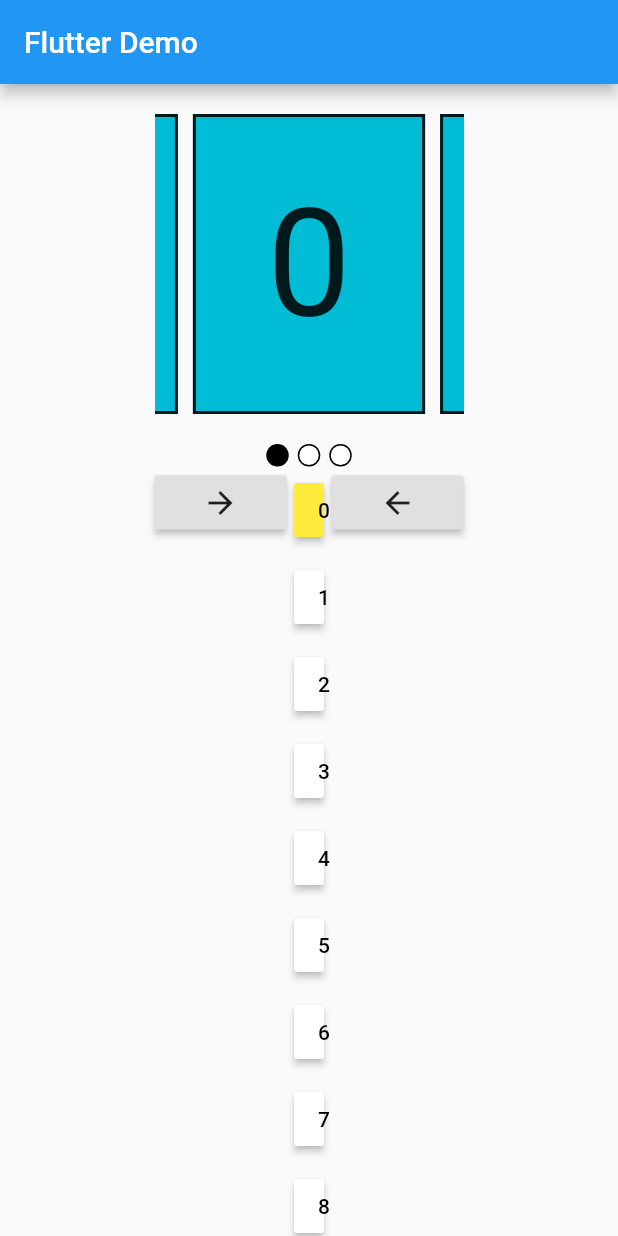
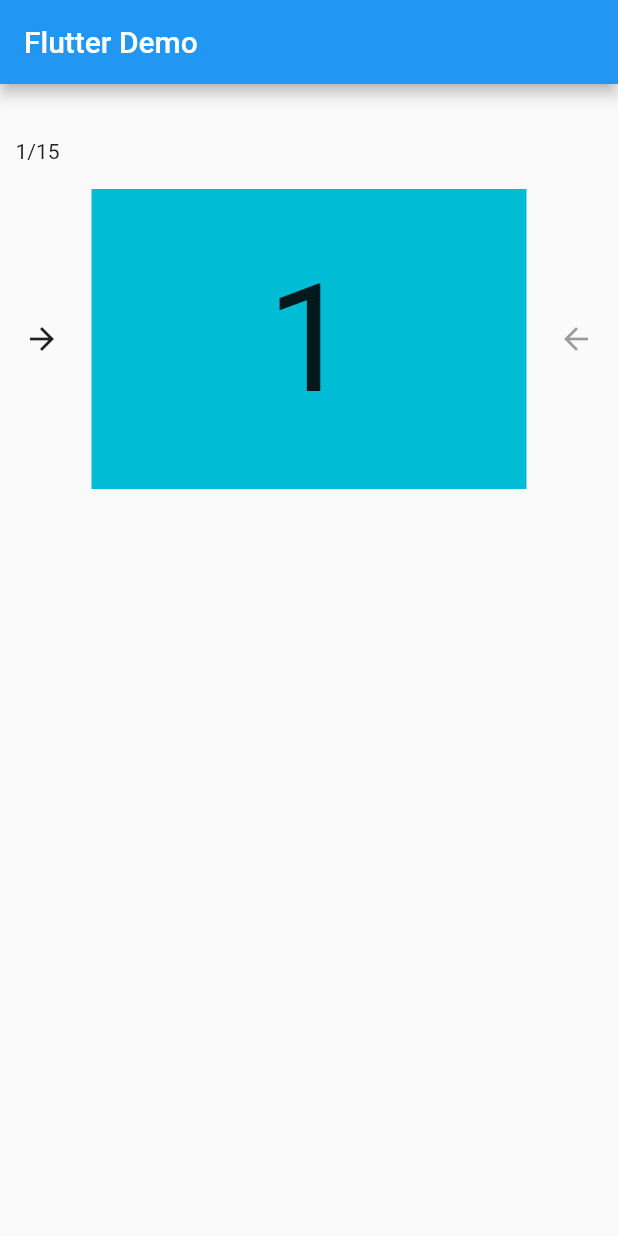
Before and after one commit to vika41130/carousel_slider, a Flutter app: the screen it shows after launch, on a phone screen of 412 x 824 dp. Run offline on Flutter 3.47's test engine with Material 2 defaults, Android fonts, the phone set to English and light mode, and no system bars; drawn by our look-alikes of carousel_slider.

Commit message:
[carousel_slider] add pre, next buttons

```diff
--- a/lib/carousel_slider_widget.dart
+++ b/lib/carousel_slider_widget.dart
@@ -1,9 +1,11 @@
 import 'package:flutter/material.dart';
 import 'package:carousel_slider/carousel_slider.dart';
-import 'package:lutoi/app_config/assets_config.dart';
 
 class CarouselSliderWidget extends StatefulWidget {
-  CarouselSliderWidget();
+  final double width;
+  CarouselSliderWidget({
+    this.width = 0,
+  });
 
   @override
   _CarouselSliderWidgetState createState() => _CarouselSliderWidgetState();
@@ -13,6 +15,8 @@ class _CarouselSliderWidgetState extends State<CarouselSliderWidget> {
   CarouselController carouselCtrler = CarouselController();
   int currentPosition;
   int initialIndex = 0;
+  bool preActived = true;
+  bool nextActived = true;
   List<dynamic> items = List.generate(15, (index) => index);
   @override
   void initState() {
@@ -24,16 +28,41 @@ class _CarouselSliderWidgetState extends State<CarouselSliderWidget> {
   @override
   Widget build(BuildContext context) {
     return Container(
-      width: MediaQuery.of(context).size.width / 2,
+      width: widget.width,
       child: Column(
         children: [
-          CarouselSlider(
+          Row(
+            children: [
+              Container(
+                height: 50,
+                width: 50,
+                child: Center(
+                  child: Text('${currentPosition + 1}/${items.length}'),
+                ),
+              )
+            ],
+          ),
+          Row(
+            children: [
+              FlatButton(
+                height: 50,
+                minWidth: 30,
+                onPressed: currentPosition < items.length - 1 ? () => carouselCtrler.nextPage(
+                  duration: Duration(milliseconds: 500),
+                  curve: Curves.linear,
+                ) : null,
+                child: Icon(Icons.arrow_forward),
+              ),
+              Expanded(
+                child: Container(
+                  // width: 200,
+                  child: CarouselSlider(
                     options: CarouselOptions(
                         height: 200.0,
                         // aspectRatio: 3,
-              viewportFraction: 0.8,
+                        viewportFraction: 1,
                         initialPage: initialIndex,
-              // enableInfiniteScroll: false,
+                        enableInfiniteScroll: false,
                         // reverse: true,
                         // autoPlay: true,
                         autoPlayInterval: Duration(milliseconds: 500),
@@ -46,8 +75,7 @@ class _CarouselSliderWidgetState extends State<CarouselSliderWidget> {
                         },
                         onScrolled: (dle) {
                           onScrolled(dle);
-              }
-            ),
+                        }),
                     carouselController: carouselCtrler,
                     items: items.map((index) {
                       return Builder(
@@ -57,117 +85,26 @@ class _CarouselSliderWidgetState extends State<CarouselSliderWidget> {
                             margin: EdgeInsets.symmetric(horizontal: 5.0),
                             decoration: BoxDecoration(
                                 color: Colors.cyan,
-                      border: Border.all(
-                        color: Colors.black87,
-                        width: 2,
-                        style: BorderStyle.solid
-                      )
                                 ),
-                    // child: new Image.asset(
-                    //     Id.bmw_path + 'driver' + index.toString() + '.jpg',
-                    // ),
-                    child: Center(child: Text('$index', style: TextStyle(fontSize: 100),)),
+                            child: Center(
+                                child: Text(
+                              '${index + 1}',
+                              style: TextStyle(fontSize: 100),
+                            )),
                           );
                         },
                       );
                     }).toList(),
                   ),
-          SizedBox(height: 20,),
-          Row(
-            mainAxisAlignment: MainAxisAlignment.center,
-            crossAxisAlignment: CrossAxisAlignment.center,
-            children: [
-              InkWell(
-                  onTap: () => carouselCtrler.jumpToPage(0),
-                  child: Container(
-                    margin: EdgeInsets.only(left: 3, right: 3),
-                    height: 15,
-                    width: 15,
-                    decoration: BoxDecoration(
-                      borderRadius: BorderRadius.circular(15),
-                      border: Border.all(
-                        width: 1,
-                        color: Colors.black,
-                      ),
-                      color: currentPosition == 0 ? Colors.black : Colors.white,
                 ),
               ),
-                ),
-              InkWell(
-                  onTap: () => carouselCtrler.jumpToPage(1),
-                  child: Container(
-                    margin: EdgeInsets.only(left: 3, right: 3),
-                    height: 15,
-                    width: 15,
-                    decoration: BoxDecoration(
-                      borderRadius: BorderRadius.circular(15),
-                      border: Border.all(
-                        width: 1,
-                        color: Colors.black,
-                      ),
-                      color: currentPosition == 1 ? Colors.black : Colors.white,
-                    ),
-                  ),
-                ),
-              InkWell(
-                  onTap: () => carouselCtrler.jumpToPage(2),
-                  child: Container(
-                    margin: EdgeInsets.only(left: 3, right: 3),
-                    height: 15,
-                    width: 15,
-                    decoration: BoxDecoration(
-                      borderRadius: BorderRadius.circular(15),
-                      border: Border.all(
-                        width: 1,
-                        color: Colors.black,
-                      ),
-                      color: currentPosition == 2 ? Colors.black : Colors.white,
-                    ),
-                  ),
-                ),
-            ],
-          ),
-          Row(
-            crossAxisAlignment: CrossAxisAlignment.start,
-            children: [
-              RaisedButton(
-                onPressed: () => carouselCtrler.nextPage(
+              FlatButton(
+                height: 50,
+                minWidth: 30,
+                onPressed: currentPosition > 0 ? () => carouselCtrler.previousPage(
                   duration: Duration(milliseconds: 500),
                   curve: Curves.linear,
-                ),
-                child: Icon(Icons.arrow_forward),
-              ),
-              Flexible(
-                fit: FlexFit.tight,
-                child: Container(
-                  width: MediaQuery.of(context).size.width,
-                  child: Wrap(
-                    alignment: WrapAlignment.center,
-                    children: [
-                      for(var i = 0; i < items.length; i++)
-                        Padding(
-                          padding: EdgeInsets.all(5.0),
-                          child: RaisedButton(
-                            textColor: currentPosition == i ? Colors.black : Colors.black,
-                            color: currentPosition == i ? Colors.yellow : Colors.white,
-                            onPressed: () {
-                              setState(() {
-                                currentPosition = i;
-                              });
-                              carouselCtrler.jumpToPage(i);
-                            },
-                            child: Text('$i'),
-                          ),
-                        )
-                    ],
-                  ),
-                ),
-              ),
-              RaisedButton(
-                onPressed: () => carouselCtrler.previousPage(
-                  duration: Duration(milliseconds: 500),
-                  curve: Curves.linear,
-                ),
+                ) : null,
                 child: Icon(Icons.arrow_back),
               ),
             ],
@@ -178,8 +115,8 @@ class _CarouselSliderWidgetState extends State<CarouselSliderWidget> {
   }
 
   void onPageChange(int index, CarouselPageChangedReason reason) {
-    print('---------------onPageChange index: $index');
-    print('---------------onPageChange reason: $reason');
+    // print('---------------onPageChange index: $index');
+    // print('---------------onPageChange reason: $reason');
     setState(() {
       currentPosition = index;
     });
--- a/lib/main.dart
+++ b/lib/main.dart
@@ -34,7 +34,9 @@ class MyApp extends StatelessWidget {
                           // fit: FlexFit.tight,
                           child: Container(
                             padding: EdgeInsets.only(top: 20, bottom: 20),
-                            child: CarouselSliderWidget()
+                            child: CarouselSliderWidget(
+                              width: 650,
+                            )
                           ),
                         ),
                       ],
```
Lines whose indentation alone changed are shown as unchanged.
